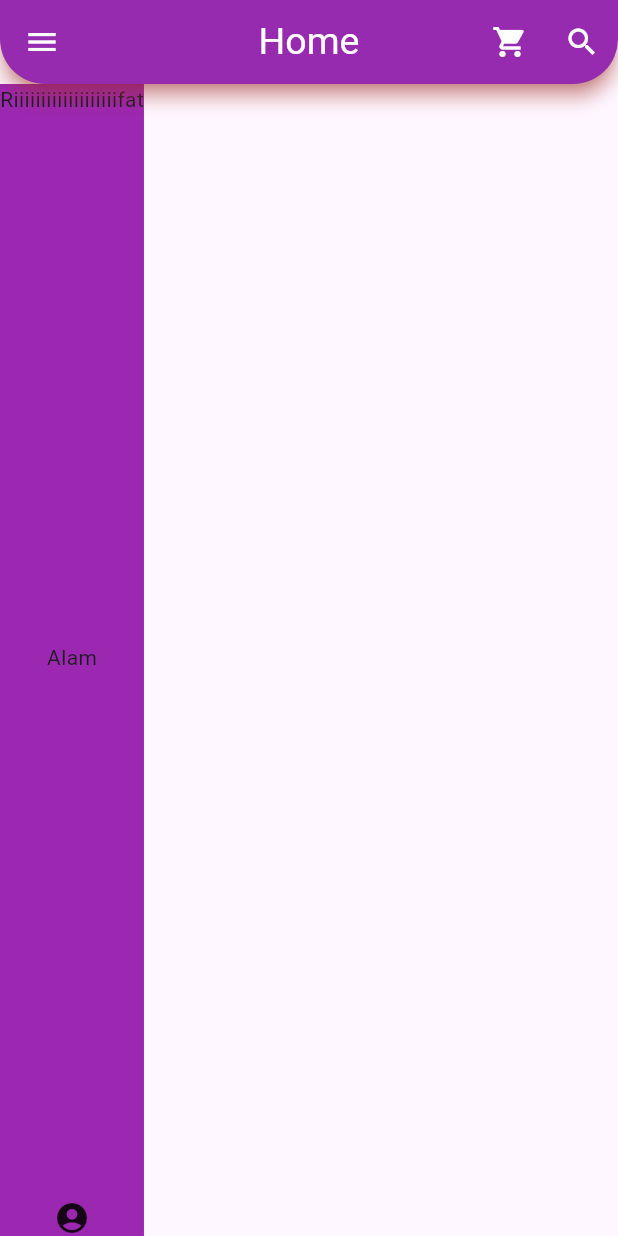
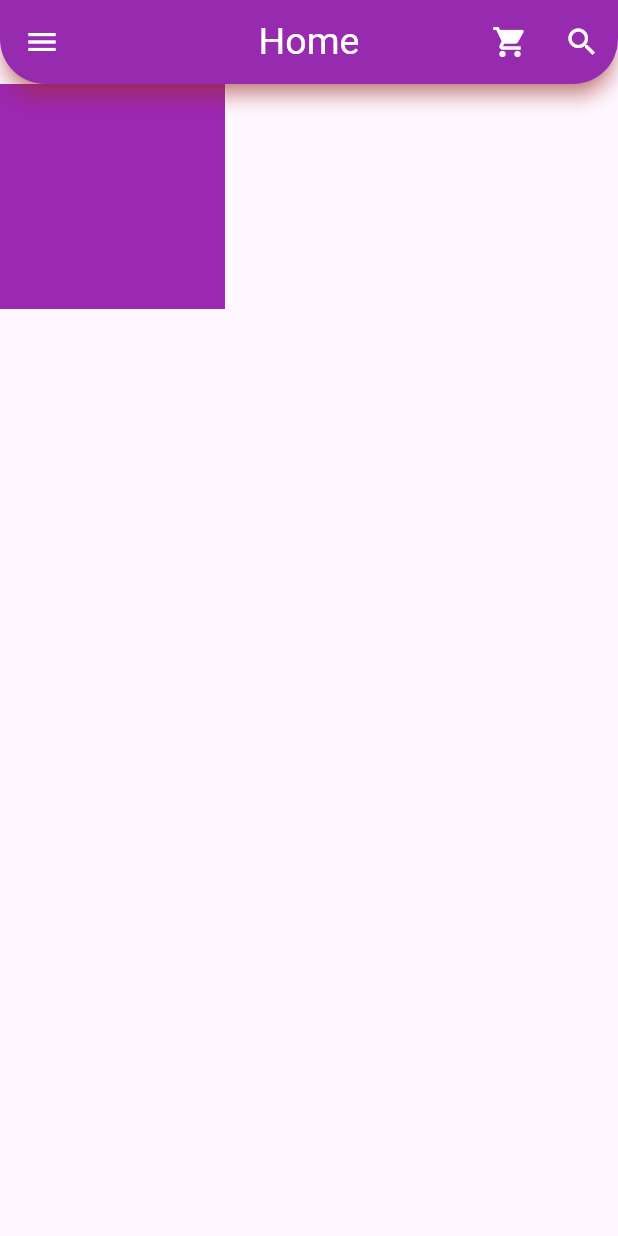
Before and after one commit to rifatalam26/my-first-app, a Flutter app: the screen it shows after launch, on a phone screen of 412 x 824 dp. Run offline on Flutter 3.47's test engine with Material 3 defaults, Android fonts, the light colour scheme and no system bars.

Commit message:
container practice

```diff
--- a/lib/main.dart
+++ b/lib/main.dart
@@ -47,15 +47,8 @@ class _HomePageState extends State<HomePage> {
         ),
         body: Container(
           color: Colors.purple,
-          child:const Column(
-            mainAxisAlignment: MainAxisAlignment.spaceBetween,
-            crossAxisAlignment: CrossAxisAlignment.center,
-            children: [
-              Text("Riiiiiiiiiiiiiiiiiiifat"),
-              Text("Alam"),
-              Icon(Icons.account_circle_sharp)
-            ],
-          ),
+          height: 150,
+          width: 150,
         ));
   }
 }
```
